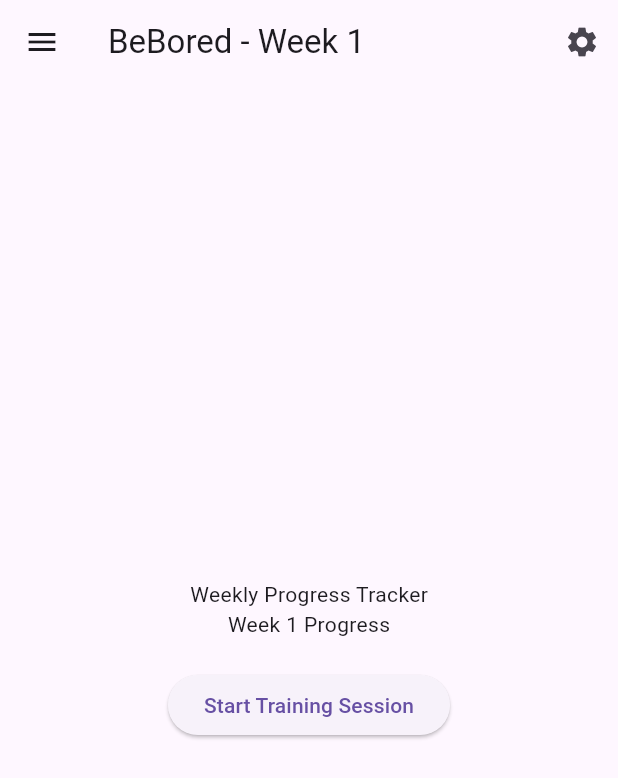
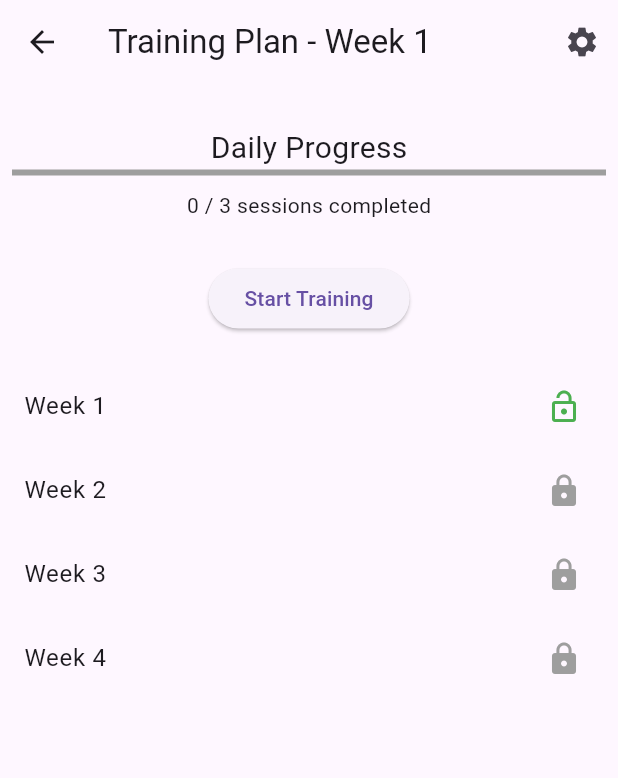
Before and after one commit to raghavdw/beboredapp, a Flutter app: the MainScreen screen opened by its route, on a phone screen of 412 x 824 dp. Shown: the top 778 px of the screen. Run offline on Flutter 3.47's test engine with Material 3 defaults, Android fonts, the light colour scheme and no system bars.

Commit message:
new updates

```diff
--- a/lib/main.dart
+++ b/lib/main.dart
@@ -3,7 +3,6 @@ import 'widgets/start_screen.dart';
 import 'widgets/main_screen.dart';
 import 'widgets/training_screen.dart';
 import 'widgets/plan_selection_screen.dart';
-import 'widgets/settings_screen.dart';
 
 void main() {
   runApp(BeBoredApp());
@@ -16,15 +15,17 @@ class BeBoredApp extends StatelessWidget {
       title: 'BeBored',
       theme: ThemeData(
         primarySwatch: Colors.blue,
-        visualDensity: VisualDensity.adaptivePlatformDensity,
       ),
       initialRoute: '/',
       routes: {
         '/': (context) => StartScreen(),
-        '/home': (context) => MainScreen(week: 1), // Updated to use /home route
-        '/training': (context) => TrainingScreen(sessionMinutes: 5), // Pass session minutes
-        '/plan_selection': (context) => PlanSelectionScreen(),
-        '/settings': (context) => SettingsScreen(),
+        '/home': (context) => MainScreen(week: 1),  // Start with week 1
+        '/training': (context) => TrainingScreen(sessionMinutes: 5),
+        '/plan_selection': (context) => PlanSelectionScreen(
+              onTrainingPlanSelected: (minutes, sessions) {
+                // Handle plan selection
+              },
+            ),
       },
     );
   }
--- a/lib/widgets/main_screen.dart
+++ b/lib/widgets/main_screen.dart
@@ -1,16 +1,26 @@
 import 'package:flutter/material.dart';
 import 'week_progress_tracker.dart';
+import 'session_state.dart';
 import 'plan_selection_screen.dart';
 
-class MainScreen extends StatelessWidget {
+class MainScreen extends StatefulWidget {
   final int week;
+
   MainScreen({required this.week});
+
+  @override
+  _MainScreenState createState() => _MainScreenState();
+}
+
+class _MainScreenState extends State<MainScreen> {
+  int currentDaySessions = 0;
+  int totalDaySessions = 3; // Default for demonstration, you can update based on the week
 
   @override
   Widget build(BuildContext context) {
     return Scaffold(
       appBar: AppBar(
-        title: Text('BeBored - Week $week'),
+        title: Text('Training Plan - Week ${widget.week}'),
         actions: [
           IconButton(
             icon: Icon(Icons.settings),
@@ -20,46 +30,37 @@ class MainScreen extends StatelessWidget {
           ),
         ],
       ),
-      body: Center(
+      body: Column(
+        children: [
+          SizedBox(height: 20),
+          // Daily Session Progress Tracker
+          Padding(
+            padding: const EdgeInsets.all(8.0),
             child: Column(
-          mainAxisAlignment: MainAxisAlignment.center,
               children: [
-            Text('Weekly Progress Tracker'),
-            WeekProgressTracker(week: week),
+                Text('Daily Progress', style: TextStyle(fontSize: 20)),
+                LinearProgressIndicator(
+                  value: currentDaySessions / totalDaySessions,
+                  backgroundColor: Colors.grey,
+                  valueColor: AlwaysStoppedAnimation<Color>(Colors.green),
+                ),
+                SizedBox(height: 10),
+                Text('$currentDaySessions / $totalDaySessions sessions completed'),
+              ],
+            ),
+          ),
           SizedBox(height: 20),
+          // Button to Start Training
           ElevatedButton(
             onPressed: () {
               Navigator.pushNamed(context, '/training');
             },
-              child: Text('Start Training Session'),
+            child: Text('Start Training'),
           ),
+          SizedBox(height: 20),
+          // Weekly Progress Tracker
+          WeekProgressTracker(currentWeek: widget.week),
         ],
-        ),
-      ),
-      drawer: Drawer(
-        child: ListView(
-          padding: EdgeInsets.zero,
-          children: <Widget>[
-            DrawerHeader(
-              child: Text('Menu'),
-              decoration: BoxDecoration(
-                color: Colors.blue,
-              ),
-            ),
-            ListTile(
-              title: Text('Plan Selection'),
-              onTap: () {
-                Navigator.pushNamed(context, '/plan_selection');
-              },
-            ),
-            ListTile(
-              title: Text('Settings'),
-              onTap: () {
-                Navigator.pushNamed(context, '/settings');
-              },
-            ),
-          ],
-        ),
       ),
     );
   }
--- a/lib/widgets/week_progress_tracker.dart
+++ b/lib/widgets/week_progress_tracker.dart
@@ -1,16 +1,22 @@
 import 'package:flutter/material.dart';
 
 class WeekProgressTracker extends StatelessWidget {
-  final int week;
+  final int currentWeek;
 
-  WeekProgressTracker({required this.week});
+  WeekProgressTracker({required this.currentWeek});
 
   @override
   Widget build(BuildContext context) {
     return Column(
       children: [
-        Text('Week $week Progress'),
-        // Add logic to display the week's progress here
+        for (int week = 1; week <= 4; week++)
+          ListTile(
+            title: Text('Week $week'),
+            trailing: Icon(
+              week <= currentWeek ? Icons.lock_open : Icons.lock,
+              color: week <= currentWeek ? Colors.green : Colors.grey,
+            ),
+          ),
       ],
     );
   }
```
Also changed, not shown: lib/widgets/plan_selection_screen.dart (+35 -24 lines), lib/widgets/session_state.dart (+6 -36 lines), lib/widgets/training_screen.dart (+77 -54 lines), 11 other files. Lines whose indentation alone changed are shown as unchanged.
